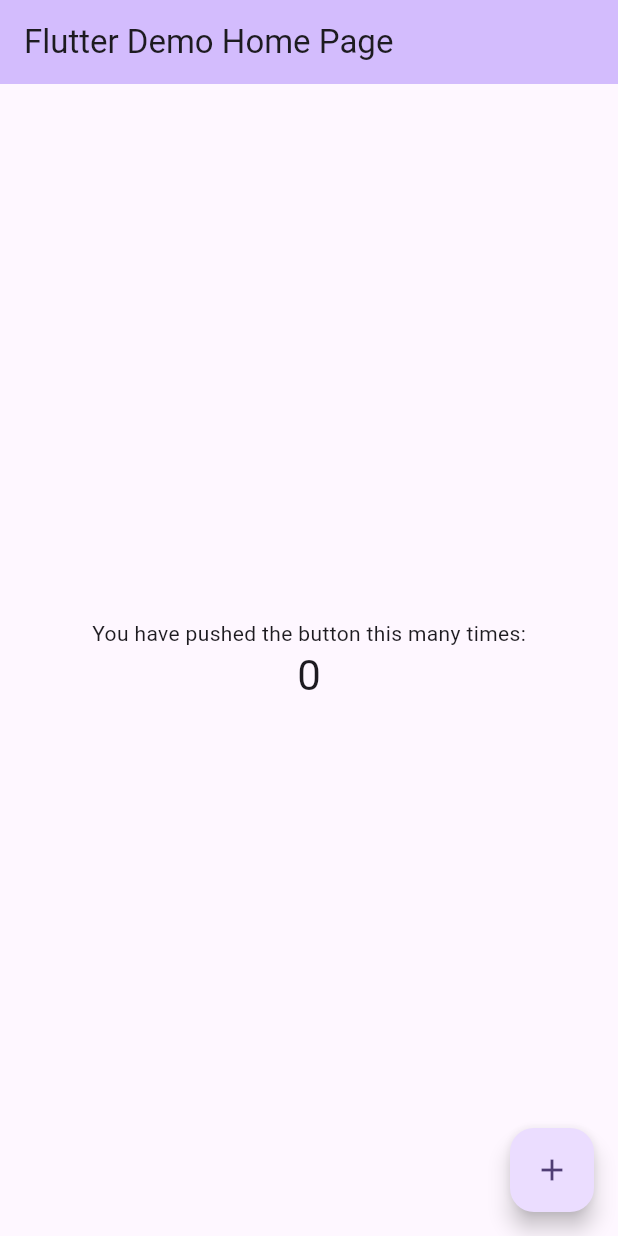
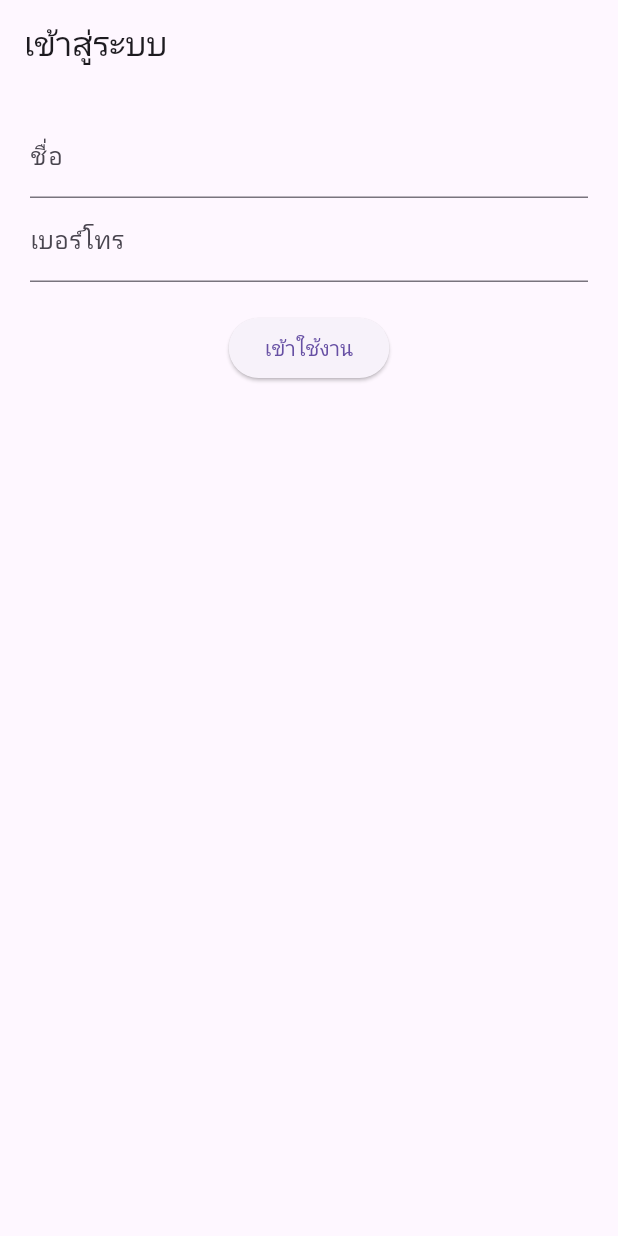
Before and after one commit to kott2556-debug/barber_queue, a Flutter app: the screen it shows after launch, on a phone screen of 412 x 824 dp. Run offline on Flutter 3.47's test engine with Material 3 defaults, Android fonts, the light colour scheme and no system bars.

Commit message:
เริ่มโค๊ดแรกแบบง่ายๆ  วางโครงร่างเว็บ

```diff
--- a/lib/main.dart
+++ b/lib/main.dart
@@ -1,4 +1,8 @@
 import 'package:flutter/material.dart';
+import 'screens/login_screen.dart';
+import 'screens/home_screen.dart';
+import 'screens/booking_screen.dart';
+import 'screens/queue_screen.dart';
 
 void main() {
   runApp(const MyApp());
@@ -7,116 +11,18 @@ void main() {
 class MyApp extends StatelessWidget {
   const MyApp({super.key});
 
-  // This widget is the root of your application.
   @override
   Widget build(BuildContext context) {
     return MaterialApp(
-      title: 'Flutter Demo',
-      theme: ThemeData(
-        // This is the theme of your application.
-        //
-        // TRY THIS: Try running your application with "flutter run". You'll see
-        // the application has a purple toolbar. Then, without quitting the app,
-        // try changing the seedColor in the colorScheme below to Colors.green
-        // and then invoke "hot reload" (save your changes or press the "hot
-        // reload" button in a Flutter-supported IDE, or press "r" if you used
-        // the command line to start the app).
-        //
-        // Notice that the counter didn't reset back to zero; the application
-        // state is not lost during the reload. To reset the state, use hot
-        // restart instead.
-        //
-        // This works for code too, not just values: Most code changes can be
-        // tested with just a hot reload.
-        colorScheme: .fromSeed(seedColor: Colors.deepPurple),
-      ),
-      home: const MyHomePage(title: 'Flutter Demo Home Page'),
+      debugShowCheckedModeBanner: false,
+      title: 'Barber Queue',
+      initialRoute: '/',
+      routes: {
+        '/': (_) => const LoginScreen(),
+        '/home': (_) => const HomeScreen(),
+        '/booking': (_) => const BookingScreen(),
+        '/queue': (_) => const QueueScreen(),
+      },
     );
   }
 }
-
-class MyHomePage extends StatefulWidget {
-  const MyHomePage({super.key, required this.title});
-
-  // This widget is the home page of your application. It is stateful, meaning
-  // that it has a State object (defined below) that contains fields that affect
-  // how it looks.
-
-  // This class is the configuration for the state. It holds the values (in this
-  // case the title) provided by the parent (in this case the App widget) and
-  // used by the build method of the State. Fields in a Widget subclass are
-  // always marked "final".
-
-  final String title;
-
-  @override
-  State<MyHomePage> createState() => _MyHomePageState();
-}
-
-class _MyHomePageState extends State<MyHomePage> {
-  int _counter = 0;
-
-  void _incrementCounter() {
-    setState(() {
-      // This call to setState tells the Flutter framework that something has
-      // changed in this State, which causes it to rerun the build method below
-      // so that the display can reflect the updated values. If we changed
-      // _counter without calling setState(), then the build method would not be
-      // called again, and so nothing would appear to happen.
-      _counter++;
-    });
-  }
-
-  @override
-  Widget build(BuildContext context) {
-    // This method is rerun every time setState is called, for instance as done
-    // by the _incrementCounter method above.
-    //
-    // The Flutter framework has been optimized to make rerunning build methods
-    // fast, so that you can just rebuild anything that needs updating rather
-    // than having to individually change instances of widgets.
-    return Scaffold(
-      appBar: AppBar(
-        // TRY THIS: Try changing the color here to a specific color (to
-        // Colors.amber, perhaps?) and trigger a hot reload to see the AppBar
-        // change color while the other colors stay the same.
-        backgroundColor: Theme.of(context).colorScheme.inversePrimary,
-        // Here we take the value from the MyHomePage object that was created by
-        // the App.build method, and use it to set our appbar title.
-        title: Text(widget.title),
-      ),
-      body: Center(
-        // Center is a layout widget. It takes a single child and positions it
-        // in the middle of the parent.
-        child: Column(
-          // Column is also a layout widget. It takes a list of children and
-          // arranges them vertically. By default, it sizes itself to fit its
-          // children horizontally, and tries to be as tall as its parent.
-          //
-          // Column has various properties to control how it sizes itself and
-          // how it positions its children. Here we use mainAxisAlignment to
-          // center the children vertically; the main axis here is the vertical
-          // axis because Columns are vertical (the cross axis would be
-          // horizontal).
-          //
-          // TRY THIS: Invoke "debug painting" (choose the "Toggle Debug Paint"
-          // action in the IDE, or press "p" in the console), to see the
-          // wireframe for each widget.
-          mainAxisAlignment: .center,
-          children: [
-            const Text('You have pushed the button this many times:'),
-            Text(
-              '$_counter',
-              style: Theme.of(context).textTheme.headlineMedium,
-            ),
-          ],
-        ),
-      ),
-      floatingActionButton: FloatingActionButton(
-        onPressed: _incrementCounter,
-        tooltip: 'Increment',
-        child: const Icon(Icons.add),
-      ),
-    );
-  }
-}
--- a/lib/screens/login_screen.dart
+++ b/lib/screens/login_screen.dart
@@ -0,0 +1,47 @@
+import 'package:flutter/material.dart';
+
+class LoginScreen extends StatefulWidget {
+  const LoginScreen({super.key});
+
+  @override
+  State<LoginScreen> createState() => _LoginScreenState();
+}
+
+class _LoginScreenState extends State<LoginScreen> {
+  final nameController = TextEditingController();
+  final phoneController = TextEditingController();
+
+  @override
+  Widget build(BuildContext context) {
+    return Scaffold(
+      appBar: AppBar(title: const Text("เข้าสู่ระบบ")),
+      body: Padding(
+        padding: const EdgeInsets.all(20),
+        child: Column(
+          children: [
+            TextField(
+              controller: nameController,
+              decoration: const InputDecoration(labelText: "ชื่อ"),
+            ),
+            TextField(
+              controller: phoneController,
+              keyboardType: TextInputType.phone,
+              decoration: const InputDecoration(labelText: "เบอร์โทร"),
+            ),
+            const SizedBox(height: 20),
+            ElevatedButton(
+              onPressed: () {
+                // ตรวจสอบข้อมูล
+                if (nameController.text.isNotEmpty &&
+                    phoneController.text.isNotEmpty) {
+                  Navigator.pushReplacementNamed(context, '/home');
+                }
+              },
+              child: const Text("เข้าใช้งาน"),
+            )
+          ],
+        ),
+      ),
+    );
+  }
+}
```
Also changed, not shown: lib/screens/booking_screen.dart (+13 -0 lines), lib/screens/home_screen.dart (+27 -0 lines), lib/screens/queue_screen.dart (+13 -0 lines).
